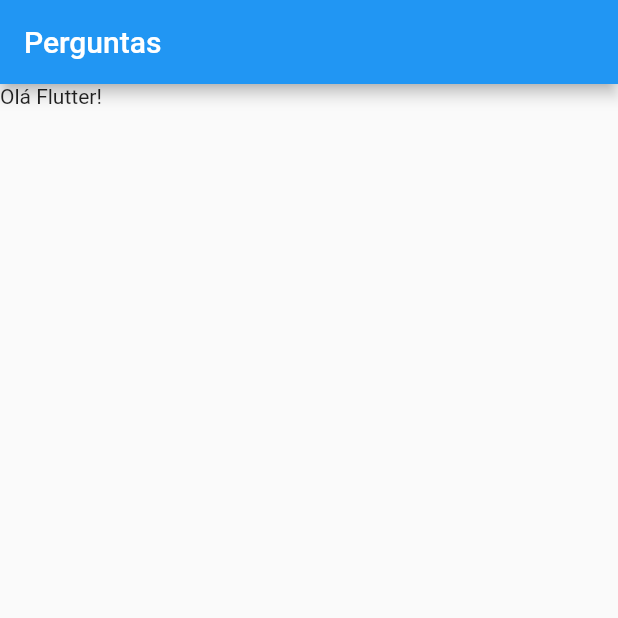
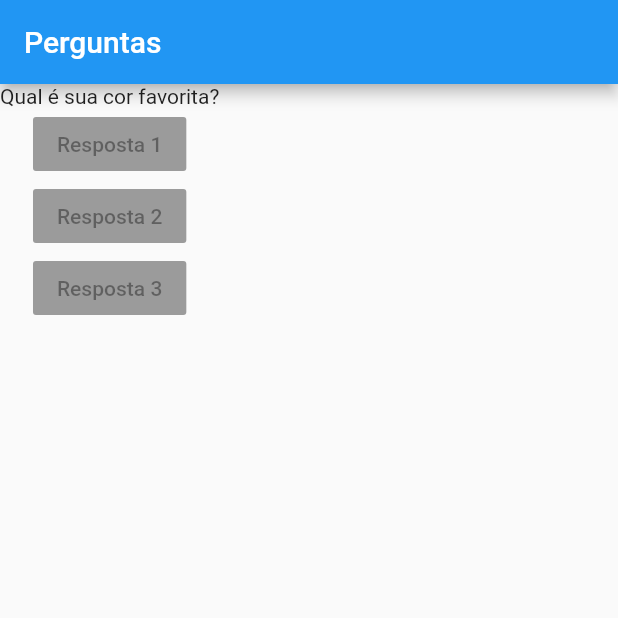
Before and after one commit to fabiorubim/projeto-perguntas, a Flutter app: the screen it shows after launch, on a phone screen of 412 x 824 dp, the top half of it. Run offline on Flutter 3.47's test engine with Material 2 defaults, Android fonts, the phone set to English and light mode, and no system bars.

Commit message:
Aula 29 - Adicionados botões

```diff
--- a/lib/main.dart
+++ b/lib/main.dart
@@ -6,12 +6,34 @@ main() => runApp(PerguntaApp());
 class PerguntaApp extends StatelessWidget {
   @override
   Widget build(BuildContext context) {
+    //final List<String> perguntas = []; //Sem inferência
+    final perguntas = [
+      'Qual é sua cor favorita?',
+      'Qual é seu animal favorito?'
+    ];
+
     return MaterialApp(
       home: Scaffold(
         appBar: AppBar(
           title: Text('Perguntas'),
         ),
-        body: Text('Olá Flutter!'),
+        body: Column(
+          children: [
+            Text(perguntas[0]),
+            RaisedButton(
+              child: Text('Resposta 1'),
+              onPressed: null,
+            ),
+            RaisedButton(
+              child: Text('Resposta 2'),
+              onPressed: null,
+            ),
+            RaisedButton(
+              child: Text('Resposta 3'),
+              onPressed: null,
+            ),
+          ],
+        ),
       ),
     );
   }
```
